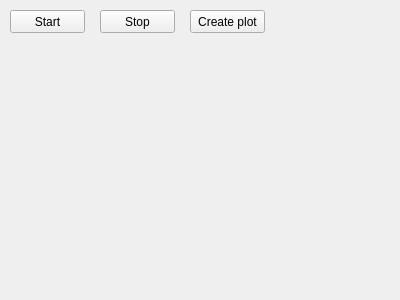
Old version of the form src/controls.ui in the repository teodorkw/reflex-training.
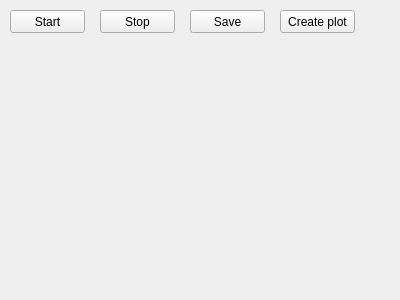
New version of the form.

```diff
--- a/src/controls.ui
+++ b/src/controls.ui
@@ -42,7 +42,7 @@
   <widget class="QPushButton" name="plotButton">
    <property name="geometry">
     <rect>
-     <x>190</x>
+     <x>280</x>
      <y>10</y>
      <width>75</width>
      <height>23</height>
@@ -52,6 +52,19 @@
     <string>Create plot</string>
    </property>
   </widget>
+  <widget class="QPushButton" name="saveButton">
+   <property name="geometry">
+    <rect>
+     <x>190</x>
+     <y>10</y>
+     <width>75</width>
+     <height>23</height>
+    </rect>
+   </property>
+   <property name="text">
+    <string>Save</string>
+   </property>
+  </widget>
  </widget>
  <resources/>
  <connections/>
```
